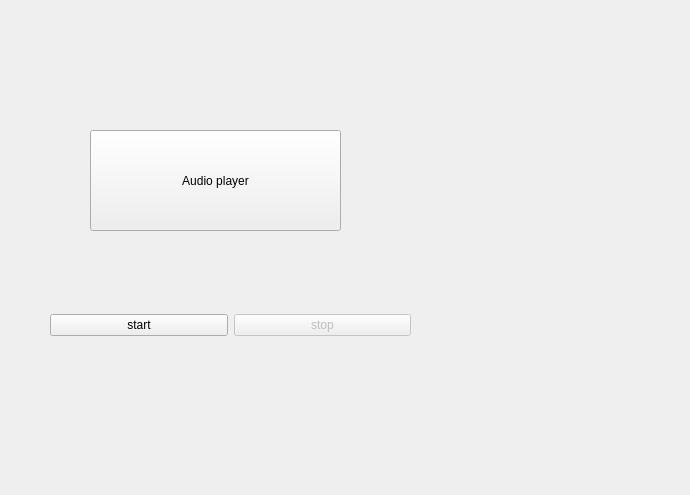
Before: the Qt Designer form frontend/audioplayerwidget/audioplayerwidget.ui in pydmy7/WinkStudio, drawn with Qt 5.
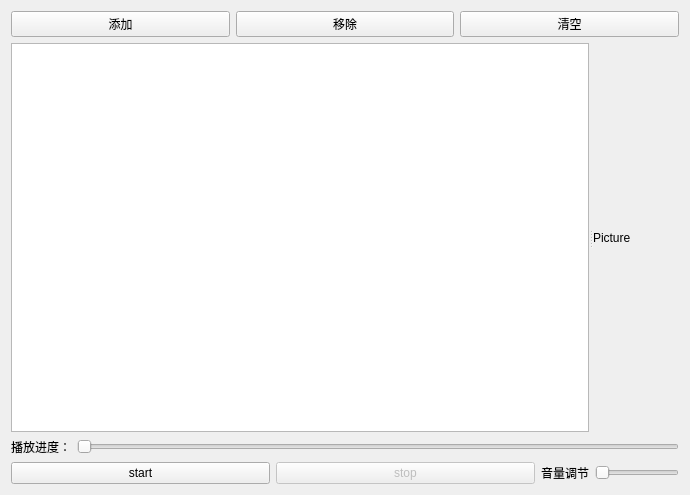
After: the same form once the commit is applied.

Diff of the .ui file:
```diff
--- a/frontend/audioplayerwidget/audioplayerwidget.ui
+++ b/frontend/audioplayerwidget/audioplayerwidget.ui
@@ -13,28 +13,87 @@
   <property name="windowTitle">
    <string>Form</string>
   </property>
-  <widget class="QPushButton" name="pushButton">
-   <property name="geometry">
-    <rect>
-     <x>90</x>
-     <y>130</y>
-     <width>251</width>
-     <height>101</height>
-    </rect>
+  <layout class="QVBoxLayout" name="verticalLayout_3">
+   <item>
+    <layout class="QHBoxLayout" name="horizontalLayout_2">
+     <item>
+      <widget class="QPushButton" name="btn_add">
+       <property name="sizePolicy">
+        <sizepolicy hsizetype="Minimum" vsizetype="Fixed">
+         <horstretch>0</horstretch>
+         <verstretch>0</verstretch>
+        </sizepolicy>
    </property>
    <property name="text">
-    <string>Audio player</string>
-   </property>
-  </widget>
-  <widget class="QWidget" name="layoutWidget">
-   <property name="geometry">
-    <rect>
-     <x>50</x>
-     <y>290</y>
-     <width>361</width>
-     <height>71</height>
-    </rect>
-   </property>
+        <string>添加</string>
+       </property>
+      </widget>
+     </item>
+     <item>
+      <widget class="QPushButton" name="btn_delete">
+       <property name="text">
+        <string>移除</string>
+       </property>
+      </widget>
+     </item>
+     <item>
+      <widget class="QPushButton" name="btn_clear">
+       <property name="text">
+        <string>清空</string>
+       </property>
+      </widget>
+     </item>
+    </layout>
+   </item>
+   <item>
+    <widget class="QSplitter" name="splitter">
+     <property name="orientation">
+      <enum>Qt::Horizontal</enum>
+     </property>
+     <widget class="QListWidget" name="listwidget">
+      <property name="sizePolicy">
+       <sizepolicy hsizetype="Expanding" vsizetype="Expanding">
+        <horstretch>0</horstretch>
+        <verstretch>0</verstretch>
+       </sizepolicy>
+      </property>
+     </widget>
+     <widget class="QLabel" name="label">
+      <property name="text">
+       <string>Picture</string>
+      </property>
+     </widget>
+    </widget>
+   </item>
+   <item>
+    <layout class="QHBoxLayout" name="horizontalLayout_4">
+     <item>
+      <layout class="QVBoxLayout" name="verticalLayout_2">
+       <item>
+        <layout class="QHBoxLayout" name="horizontalLayout_3">
+         <item>
+          <widget class="QLabel" name="label_2">
+           <property name="text">
+            <string>播放进度：</string>
+           </property>
+          </widget>
+         </item>
+         <item>
+          <widget class="QSlider" name="horizontalSlider">
+           <property name="singleStep">
+            <number>1</number>
+           </property>
+           <property name="pageStep">
+            <number>1</number>
+           </property>
+           <property name="orientation">
+            <enum>Qt::Horizontal</enum>
+           </property>
+          </widget>
+         </item>
+        </layout>
+       </item>
+       <item>
    <layout class="QHBoxLayout" name="horizontalLayout">
     <item>
      <widget class="QPushButton" name="btn_startpause">
@@ -53,8 +112,39 @@
       </property>
      </widget>
     </item>
-   </layout>
-  </widget>
+         <item>
+          <widget class="QLabel" name="label_3">
+           <property name="sizePolicy">
+            <sizepolicy hsizetype="Fixed" vsizetype="Preferred">
+             <horstretch>0</horstretch>
+             <verstretch>0</verstretch>
+            </sizepolicy>
+           </property>
+           <property name="text">
+            <string>音量调节</string>
+           </property>
+          </widget>
+         </item>
+         <item>
+          <widget class="QSlider" name="horizontalSlider_2">
+           <property name="sizePolicy">
+            <sizepolicy hsizetype="Fixed" vsizetype="Fixed">
+             <horstretch>0</horstretch>
+             <verstretch>0</verstretch>
+            </sizepolicy>
+           </property>
+           <property name="orientation">
+            <enum>Qt::Horizontal</enum>
+           </property>
+          </widget>
+         </item>
+        </layout>
+       </item>
+      </layout>
+     </item>
+    </layout>
+   </item>
+  </layout>
  </widget>
  <resources/>
  <connections/>
```
Lines whose indentation alone changed are shown as unchanged.
